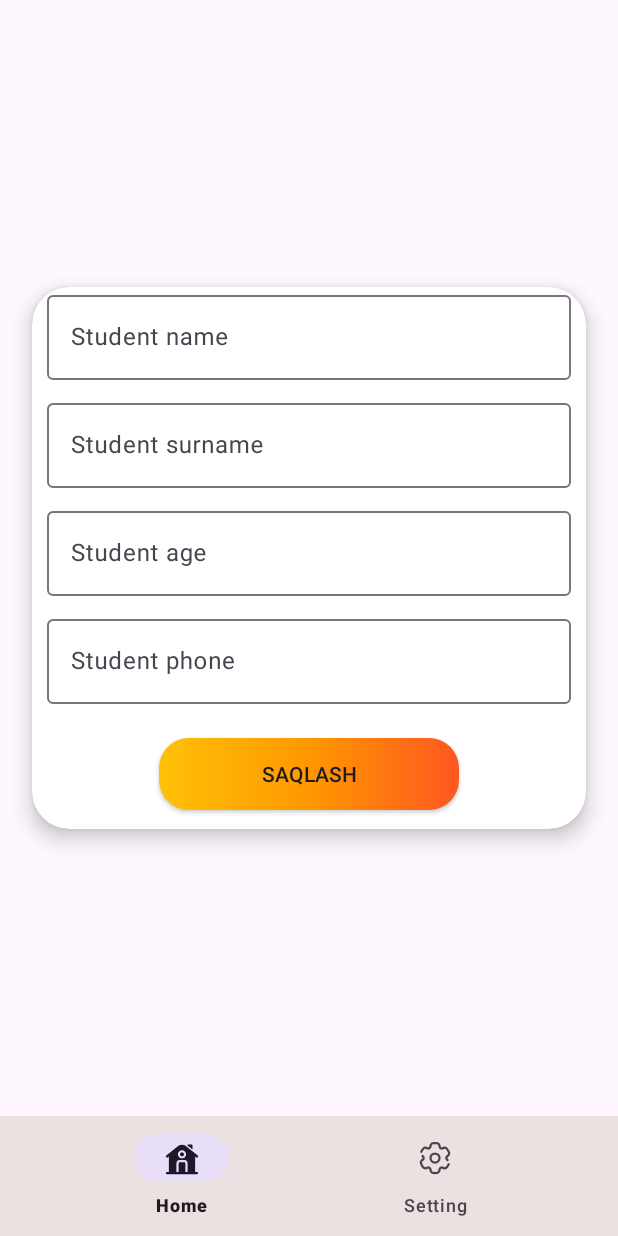
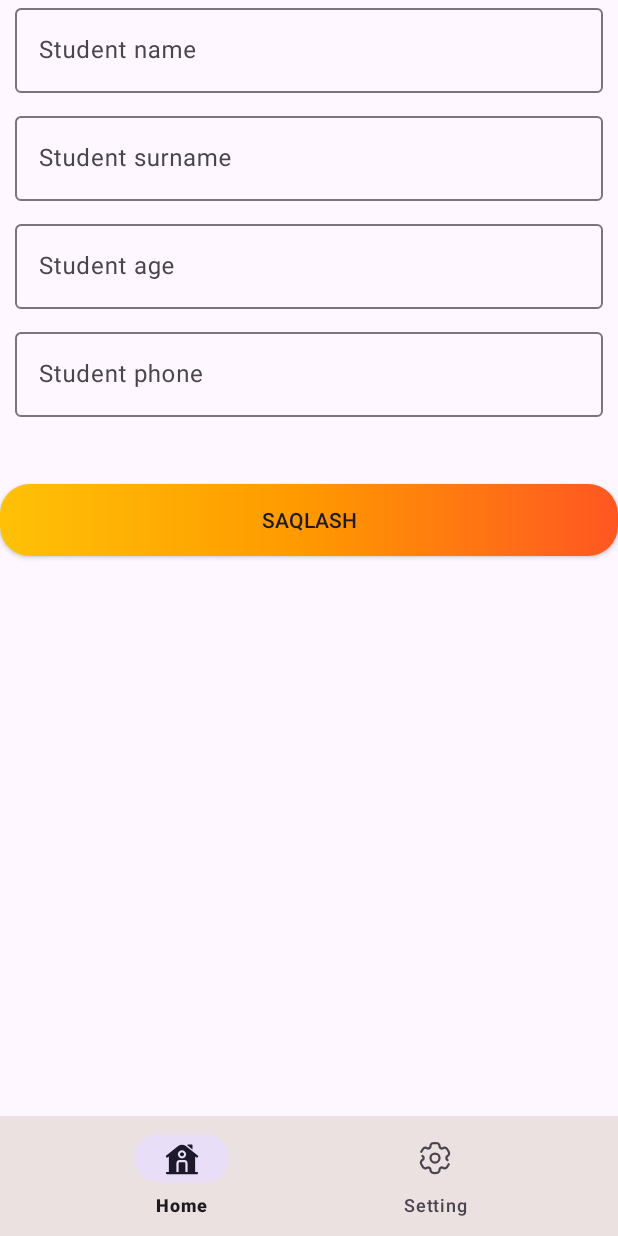
Before and after one commit to Developer-Mustafo/Davomat_App, an Android app: the screen it shows after launch (MainActivity), after a tap on an icon or button, on a phone screen of 412 x 824 dp. Run offline under Robolectric (Android 15) with nearby library versions, the light colour scheme and no system bars; our stand-ins replace Room's generated code, navigation-ui.

Commit message:
setup fragment_student.xml

```diff
--- a/app/src/main/res/layout/fragment_student.xml
+++ b/app/src/main/res/layout/fragment_student.xml
@@ -6,20 +6,7 @@
     android:layout_height="match_parent"
     tools:context=".presentation.fragment.StudentFragment">
 
-    <!-- TODO: Update blank fragment layout -->
-    <androidx.cardview.widget.CardView
-        android:layout_width="400dp"
-        android:layout_height="400dp"
-        app:cardUseCompatPadding="true"
-        app:cardElevation="8dp"
-        app:cardCornerRadius="25dp"
-        app:layout_constraintBottom_toBottomOf="parent"
-        app:layout_constraintEnd_toEndOf="parent"
-        app:layout_constraintStart_toStartOf="parent"
-        app:layout_constraintTop_toTopOf="parent">
-        <androidx.constraintlayout.widget.ConstraintLayout
-            android:layout_width="match_parent"
-            android:layout_height="match_parent">
+
 
             <com.google.android.material.textfield.TextInputLayout
                 android:id="@+id/name1"
@@ -28,7 +15,6 @@
                 app:layout_constraintEnd_toEndOf="parent"
                 app:layout_constraintStart_toStartOf="parent"
                 app:layout_constraintTop_toTopOf="parent">
-
                 <com.google.android.material.textfield.TextInputEditText
                     android:id="@+id/name"
                     android:layout_width="match_parent"
@@ -89,15 +75,14 @@
 
     <androidx.appcompat.widget.AppCompatButton
         android:id="@+id/save"
-                android:layout_width="200dp"
+        android:layout_width="match_parent"
         android:layout_height="wrap_content"
+        android:background="@drawable/item_student_button"
         android:text="@string/saqlash"
-                android:background="@drawable/item_student_button"
         app:layout_constraintBottom_toBottomOf="parent"
         app:layout_constraintEnd_toEndOf="parent"
+        app:layout_constraintHorizontal_bias="0.497"
         app:layout_constraintStart_toStartOf="parent"
-                app:layout_constraintTop_toBottomOf="@id/phone1" />
+        app:layout_constraintTop_toBottomOf="@id/phone1"
+        app:layout_constraintVertical_bias="0.085" />
 </androidx.constraintlayout.widget.ConstraintLayout>
-    </androidx.cardview.widget.CardView>
-
-</androidx.constraintlayout.widget.ConstraintLayout>
```
Lines whose indentation alone changed are shown as unchanged.
